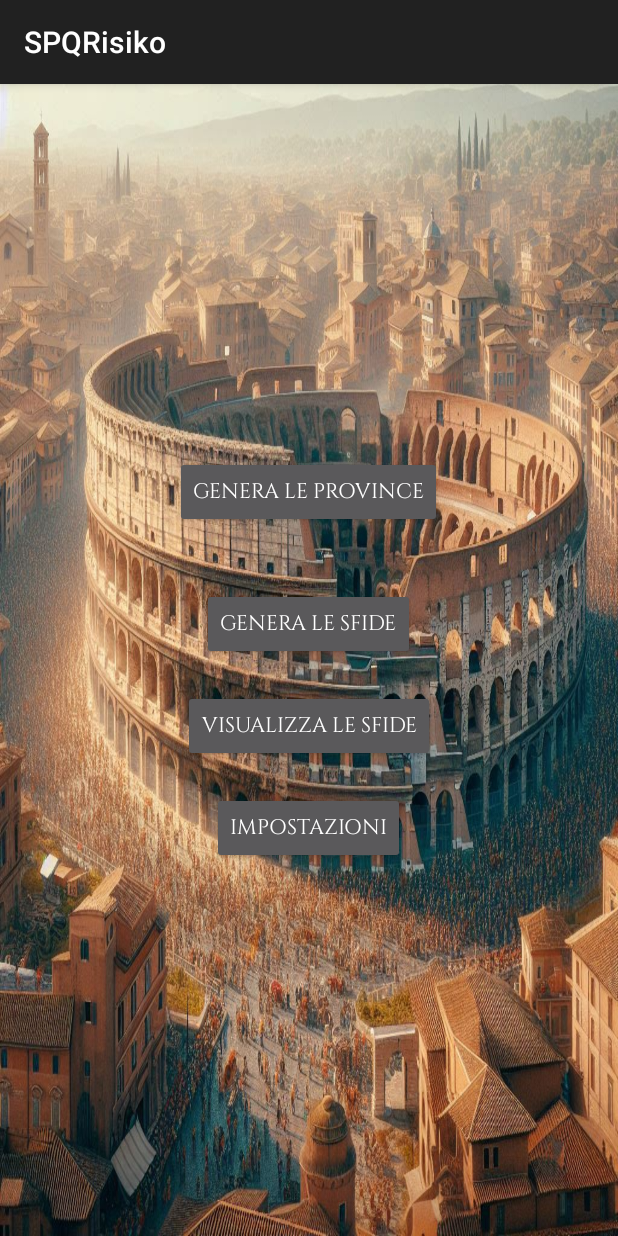
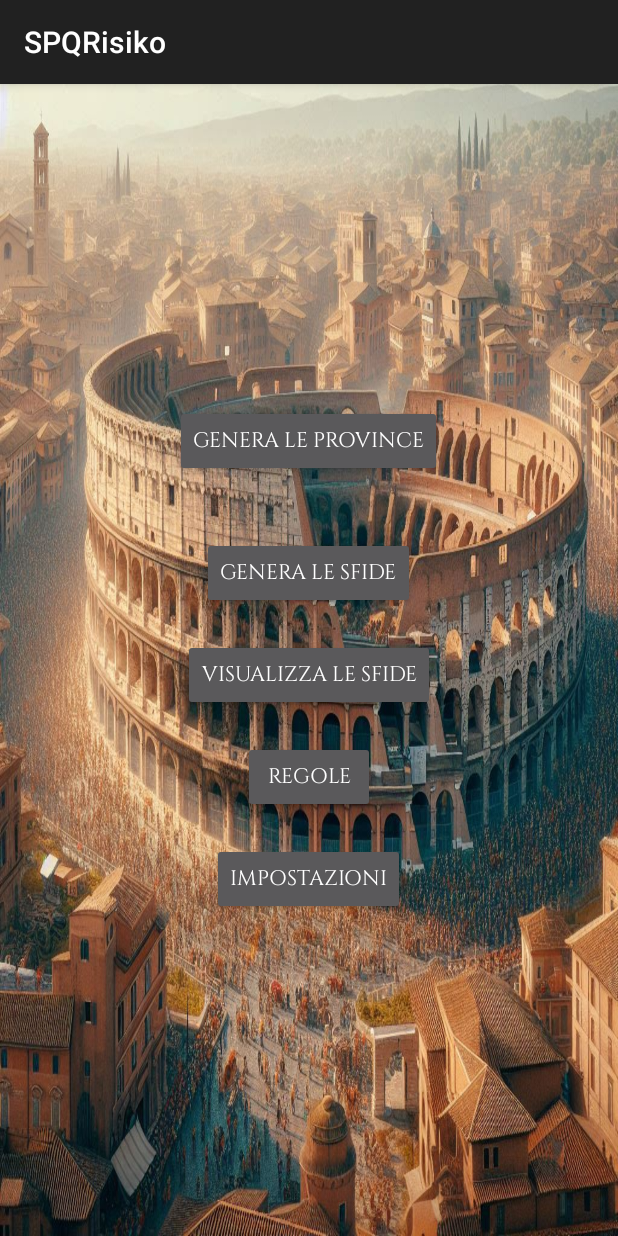
Before and after one commit to rickm01/SPQRisiko, an Android app: the screen it shows after launch (MainActivity), on a phone screen of 412 x 824 dp. Run offline under Robolectric (Android 15) with nearby library versions, the phone set to English and light mode, and no system bars.

Commit message:
Addition of rules page with markdown rules

```diff
--- a/app/build.gradle.kts
+++ b/app/build.gradle.kts
@@ -35,6 +35,7 @@ dependencies {
 
     implementation(libs.appcompat)
     implementation(libs.material)
+    implementation(libs.markwon)
     testImplementation(libs.junit)
     androidTestImplementation(libs.ext.junit)
     androidTestImplementation(libs.espresso.core)
--- a/app/src/main/AndroidManifest.xml
+++ b/app/src/main/AndroidManifest.xml
@@ -32,6 +32,9 @@
     <!-- ListChallenges Activity -->
     <activity android:name=".ChallengesListActivity" />
 
+    <!-- RulesPagina Activity -->
+    <activity android:name=".RulesPageActivity" />
+
     <!-- SettingPagina Activity -->
     <activity android:name=".SettingPageActivity" />
 
--- a/app/src/main/java/com/example/SPQRisiko/MainActivity.java
+++ b/app/src/main/java/com/example/SPQRisiko/MainActivity.java
@@ -23,6 +23,7 @@ public class MainActivity extends AppCompatActivity {
         Button button2 = findViewById(R.id.button2);
         Button buttonSettings = findViewById(R.id.buttonSettings);
         Button buttonChallengesList = findViewById(R.id.buttonChallengesList);
+        Button buttonRules = findViewById(R.id.buttonRules);
 
         // Imposta il comportamento per Button 1
         button1.setOnClickListener(v -> {
@@ -42,9 +43,15 @@ public class MainActivity extends AppCompatActivity {
             startActivityForResult(intent, 1); // Usa startActivityForResult per aspettare il risultato
         });
 
-        // Imposta il comportamento per Button 1
+        // Imposta il comportamento per Button challenge
         buttonChallengesList.setOnClickListener(v -> {
             Intent intent = new Intent(MainActivity.this, ChallengesListActivity.class);
+            startActivity(intent);
+        });
+
+        // Imposta il comportamento per Button rules
+        buttonRules.setOnClickListener(v -> {
+            Intent intent = new Intent(MainActivity.this, RulesPageActivity.class);
             startActivity(intent);
         });
     }
--- a/app/src/main/java/com/example/SPQRisiko/SettingPageActivity.java
+++ b/app/src/main/java/com/example/SPQRisiko/SettingPageActivity.java
@@ -31,7 +31,7 @@ public class SettingPageActivity extends AppCompatActivity {
             radioGroupLanguages.check(R.id.radioEnglish);
         }
 
-// Imposta listener per il RadioGroup
+        // Imposta listener per il RadioGroup
         radioGroupLanguages.setOnCheckedChangeListener((group, checkedId) -> {
             RadioButton radioButton = findViewById(checkedId);
             String selectedLanguage = radioButton.getText().toString();
--- a/app/src/main/res/layout/activity_main.xml
+++ b/app/src/main/res/layout/activity_main.xml
@@ -33,6 +33,14 @@
         android:layout_marginTop="20dp" />
 
     <Button
+        android:id="@+id/buttonRules"
+        android:layout_width="wrap_content"
+        android:layout_height="wrap_content"
+        android:text="@string/see_rules"
+        android:fontFamily="@font/cinzel_regular"
+        android:layout_marginTop="20dp" />
+
+    <Button
         android:id="@+id/buttonSettings"
         android:layout_width="wrap_content"
         android:layout_height="wrap_content"
--- a/app/src/main/res/values/strings.xml
+++ b/app/src/main/res/values/strings.xml
@@ -76,6 +76,7 @@
     <string name="challenges_assigned">Sfide assegnate</string>
     <string name="show_challenge">Mostra sfida</string>
     <string name="hide_challenge">Nascondi sfida</string>
+    <string name="see_rules">Regole</string>
 
 
 </resources>
--- a/gradle/libs.versions.toml
+++ b/gradle/libs.versions.toml
@@ -5,6 +5,7 @@ junitVersion = "1.2.1"
 espressoCore = "3.6.1"
 appcompat = "1.7.0"
 material = "1.12.0"
+markwon = "4.6.2"
 
 [libraries]
 junit = { group = "junit", name = "junit", version.ref = "junit" }
@@ -12,6 +13,9 @@ ext-junit = { group = "androidx.test.ext", name = "junit", version.ref = "junitV
 espresso-core = { group = "androidx.test.espresso", name = "espresso-core", version.ref = "espressoCore" }
 appcompat = { group = "androidx.appcompat", name = "appcompat", version.ref = "appcompat" }
 material = { group = "com.google.android.material", name = "material", version.ref = "material" }
+markwon = { module="io.noties.markwon:core", name="markwon", version.ref = "markwon"}
+
+
 
 [plugins]
 android-application = { id = "com.android.application", version.ref = "agp" }
```
Also changed, not shown: app/src/main/java/com/example/SPQRisiko/RulesPageActivity.java (added, +57 -0 lines), app/src/main/res/layout/activity_rules.xml (added, +18 -0 lines), 3 other files.
